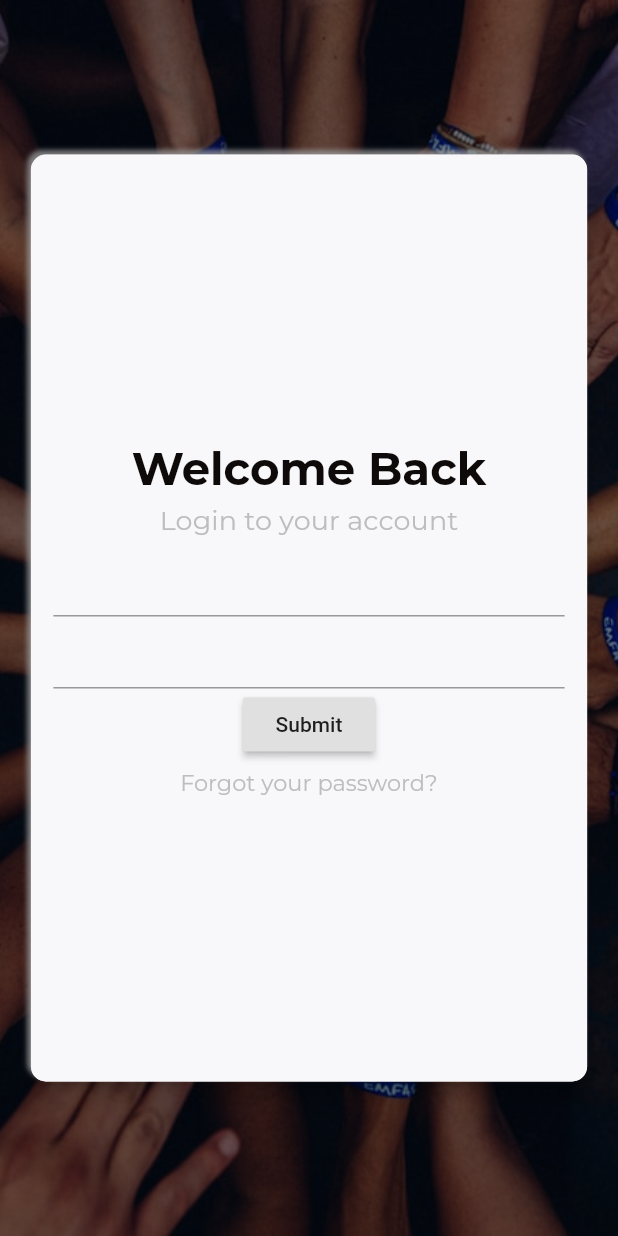
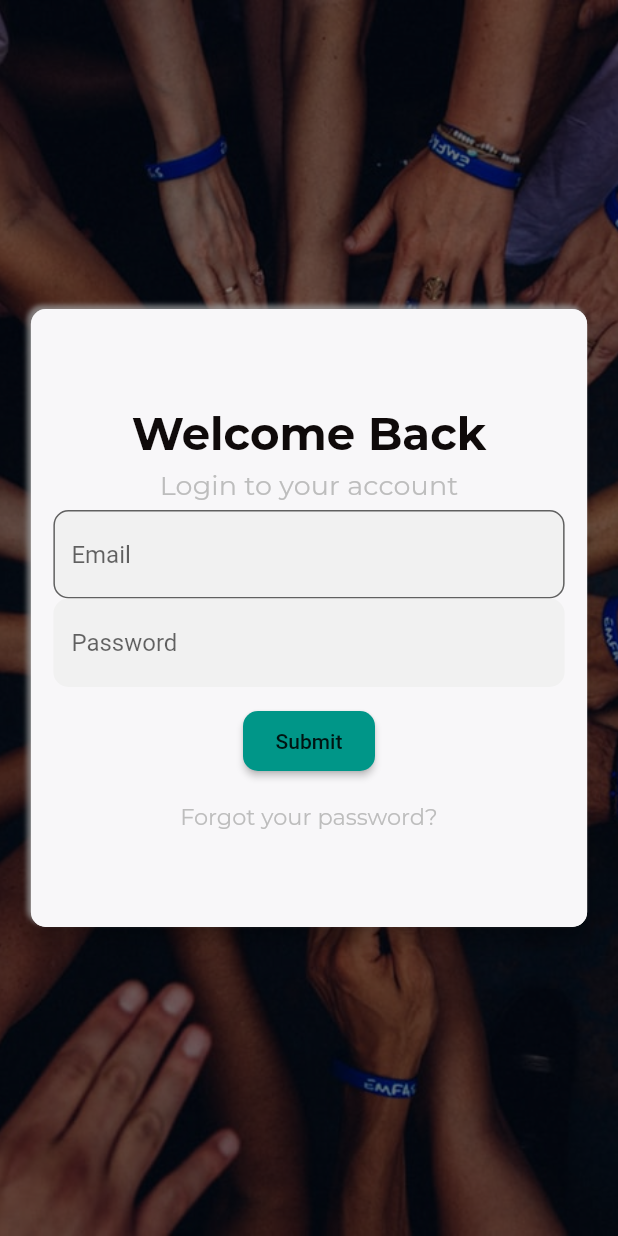
Before and after one commit to margaiwangara/untitled_project, a Flutter app: the screen it shows after launch, on a phone screen of 412 x 824 dp. Run offline on Flutter 3.47's test engine with Material 2 defaults, Android fonts, the phone set to English and light mode, and no system bars; our stand-ins replace google_fonts, wakelock.

Commit message:
modified form elements in login screen

```diff
--- a/lib/ui/login.dart
+++ b/lib/ui/login.dart
@@ -37,7 +37,7 @@ class _LoginState extends State<Login> {
       elevation: 5.0,
       borderRadius: BorderRadius.circular(10.0),
       child: Container(
-        height: MediaQuery.of(context).size.height * 0.75,
+        height: MediaQuery.of(context).size.height * 0.5,
         width: MediaQuery.of(context).size.width * 0.9,
         decoration: BoxDecoration(
           color: Theme.of(context).backgroundColor,
@@ -105,6 +105,17 @@ class _LoginState extends State<Login> {
           mainAxisSize: MainAxisSize.min,
           children: <Widget>[
             TextFormField(
+              decoration: const InputDecoration(
+                hintText: 'Email',
+                filled: true,
+                fillColor: Color(0xFFF1F1F1),
+                border: const OutlineInputBorder(
+                  borderRadius: const BorderRadius.all(Radius.circular(10.0)),
+                  borderSide: const BorderSide(
+                    style: BorderStyle.none,
+                  ),
+                ),
+              ),
               validator: (value) {
                 if (value.isEmpty) {
                   return 'Email is required';
@@ -112,13 +123,28 @@ class _LoginState extends State<Login> {
                 return null;
               },
             ),
-            TextFormField(validator: (value) {
+            TextFormField(
+              decoration: InputDecoration(
+                hintText: 'Password',
+                filled: true,
+                fillColor: const Color(0xFFF1F1F1),
+                border: const OutlineInputBorder(
+                  borderRadius: const BorderRadius.all(
+                    Radius.circular(10.0),
+                  ),
+                  borderSide: BorderSide.none,
+                ),
+              ),
+              validator: (value) {
                 if (value.isEmpty) {
                   return 'Password is required';
                 }
                 return null;
-            }),
-            RaisedButton(
+              },
+            ),
+            Padding(
+              padding: const EdgeInsets.symmetric(vertical: 12.0),
+              child: RaisedButton(
                 onPressed: () {
                   if (_formKey.currentState.validate()) {
                     Scaffold.of(context).showSnackBar(
@@ -128,8 +154,14 @@ class _LoginState extends State<Login> {
                     );
                   }
                 },
+                color: Colors.teal,
+                padding: const EdgeInsets.all(12.0),
+                shape: RoundedRectangleBorder(
+                  borderRadius: BorderRadius.circular(10.0),
+                ),
                 child: Text('Submit'),
-            )
+              ),
+            ),
           ],
         ),
       );
```
Lines whose indentation alone changed are shown as unchanged.
